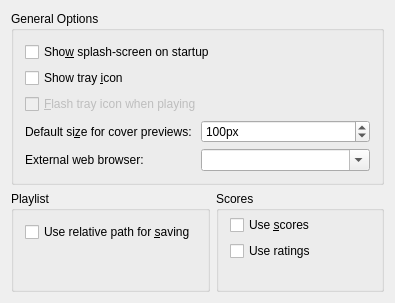
Before: the Qt Designer form src/configdialog/dialogs/GeneralConfig.ui in KDE/amarok, drawn with Qt 5.
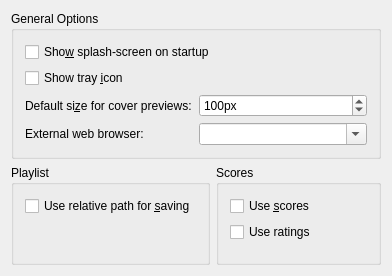
After: the same form once the commit is applied.

Commit message: * Remove option for blinking systray icon. It's currently not supported. * Fix layout problem in the settings dialog.

Patch:
```diff
--- a/src/configdialog/dialogs/GeneralConfig.ui
+++ b/src/configdialog/dialogs/GeneralConfig.ui
@@ -5,8 +5,8 @@
    <rect>
     <x>0</x>
     <y>0</y>
-    <width>395</width>
-    <height>303</height>
+    <width>392</width>
+    <height>276</height>
    </rect>
   </property>
   <layout class="QGridLayout" >
@@ -42,23 +42,7 @@
         </property>
        </widget>
       </item>
-      <item row="2" column="0" colspan="2" >
-       <widget class="QCheckBox" name="kcfg_AnimateTrayIcon" >
-        <property name="enabled" >
-         <bool>false</bool>
-        </property>
-        <property name="toolTip" >
-         <string>Check to animate the Amarok system tray icon.</string>
-        </property>
-        <property name="whatsThis" >
-         <string>Check to animate the Amarok system tray icon.</string>
-        </property>
-        <property name="text" >
-         <string>&amp;Flash tray icon when playing</string>
-        </property>
-       </widget>
-      </item>
-      <item row="3" column="0" >
+      <item row="2" column="0" >
        <widget class="QLabel" name="textLabel1" >
         <property name="toolTip" >
          <string>Size of the cover image in the context viewer in pixels.</string>
@@ -77,7 +61,7 @@
         </property>
        </widget>
       </item>
-      <item row="3" column="1" >
+      <item row="2" column="1" >
        <widget class="QSpinBox" name="kcfg_CoverPreviewSize" >
         <property name="toolTip" >
          <string>Size of the cover images in the context viewer in pixels.</string>
@@ -99,7 +83,7 @@
         </property>
        </widget>
       </item>
-      <item row="4" column="0" >
+      <item row="3" column="0" >
        <widget class="QLabel" name="textLabel1_2" >
         <property name="text" >
          <string>External web browser:</string>
@@ -109,7 +93,7 @@
         </property>
        </widget>
       </item>
-      <item row="4" column="1" >
+      <item row="3" column="1" >
        <widget class="QComboBox" name="kcfg_ExternalBrowser" >
         <property name="toolTip" >
          <string>Select browser from the list or type in filename of custom browser</string>
@@ -129,21 +113,8 @@
        <property name="title" >
         <string>Playlist</string>
        </property>
-       <layout class="QGridLayout" >
-        <item row="2" column="0" >
-         <spacer name="verticalSpacer" >
-          <property name="orientation" >
-           <enum>Qt::Vertical</enum>
-          </property>
-          <property name="sizeHint" stdset="0" >
-           <size>
-            <width>20</width>
-            <height>40</height>
-           </size>
-          </property>
-         </spacer>
-        </item>
-        <item row="1" column="0" >
+       <layout class="QVBoxLayout" name="verticalLayout" >
+        <item>
          <widget class="QCheckBox" name="kcfg_RelativePlaylist" >
           <property name="toolTip" >
            <string>If checked, Amarok uses a relative path for the tracks of manually saved playlists</string>
@@ -156,6 +127,19 @@
           </property>
          </widget>
         </item>
+        <item>
+         <spacer name="verticalSpacer" >
+          <property name="orientation" >
+           <enum>Qt::Vertical</enum>
+          </property>
+          <property name="sizeHint" stdset="0" >
+           <size>
+            <width>20</width>
+            <height>40</height>
+           </size>
+          </property>
+         </spacer>
+        </item>
        </layout>
       </widget>
      </item>
@@ -164,24 +148,8 @@
        <property name="title" >
         <string>Scores</string>
        </property>
-       <layout class="QGridLayout" >
-        <property name="topMargin" >
-         <number>4</number>
-        </property>
-        <property name="bottomMargin" >
-         <number>4</number>
-        </property>
-        <item row="2" column="0" >
-         <widget class="QCheckBox" name="kcfg_UseRatings" >
-          <property name="toolTip" >
-           <string>You can assign ratings to tracks manually, from 1 to 5 stars.</string>
-          </property>
-          <property name="text" >
-           <string>Use ratings</string>
-          </property>
-         </widget>
-        </item>
-        <item row="1" column="0" >
+       <layout class="QVBoxLayout" name="verticalLayout_2" >
+        <item>
          <widget class="QCheckBox" name="kcfg_UseScores" >
           <property name="toolTip" >
            <string>Scores for tracks are calculated automatically, based on your listening habits.</string>
@@ -194,7 +162,17 @@
           </property>
          </widget>
         </item>
-        <item row="3" column="0" >
+        <item>
+         <widget class="QCheckBox" name="kcfg_UseRatings" >
+          <property name="toolTip" >
+           <string>You can assign ratings to tracks manually, from 1 to 5 stars.</string>
+          </property>
+          <property name="text" >
+           <string>Use ratings</string>
+          </property>
+         </widget>
+        </item>
+        <item>
          <spacer name="verticalSpacer_2" >
           <property name="orientation" >
            <enum>Qt::Vertical</enum>
```
Left out of the diff: 19 changed lines with no effect on the pictures.
